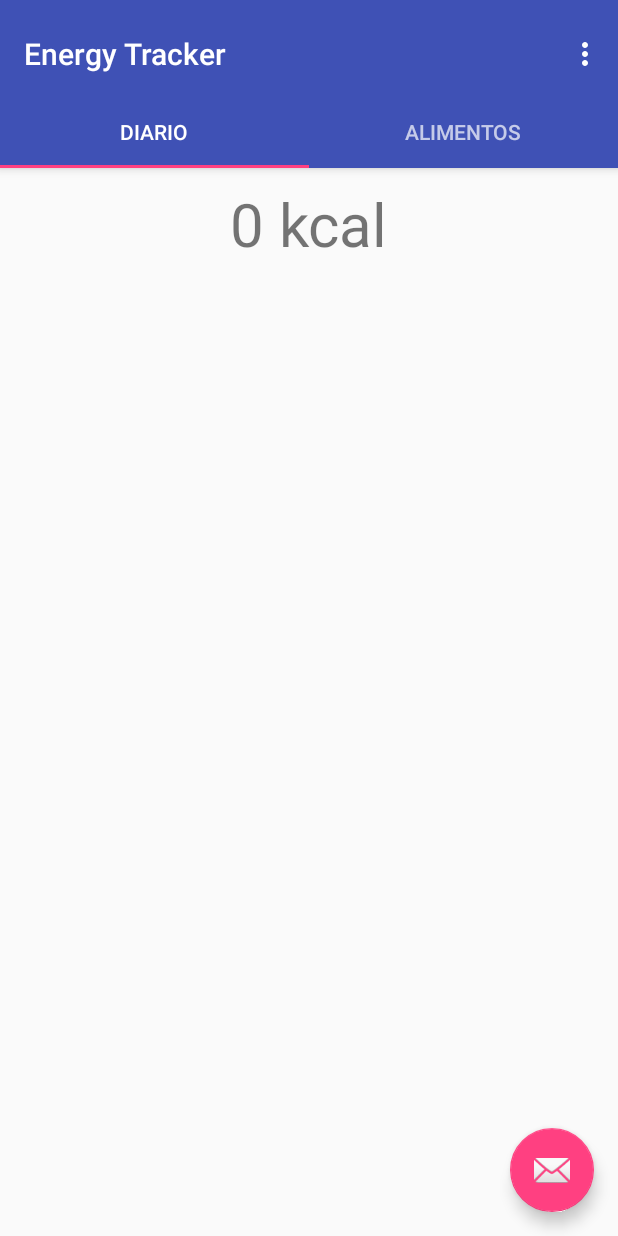
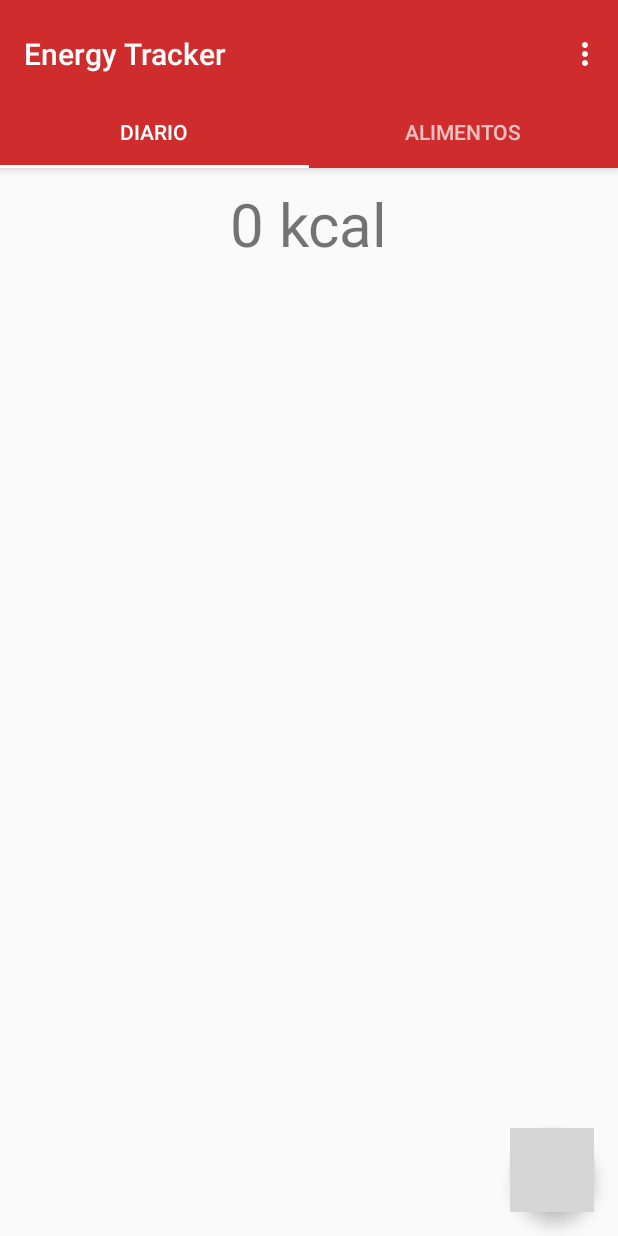
Before and after one commit to JoseGIC/LDM-2, an Android app: the screen it shows after launch (MainActivity), on a phone screen of 412 x 824 dp. Run offline under Robolectric (Android 15) with nearby library versions, the phone set to English and light mode, and no system bars; grey boxes are pictures that could not be loaded.

Commit message:
-Cambiado icono de añadir -Color de la app cambiado -Comprobación al crear alimentos

```diff
--- a/app/src/main/res/layout/activity_main.xml
+++ b/app/src/main/res/layout/activity_main.xml
@@ -32,7 +32,8 @@
         <android.support.design.widget.TabLayout
             android:id="@+id/tabs"
             android:layout_width="match_parent"
-            android:layout_height="wrap_content">
+            android:layout_height="wrap_content"
+            app:tabIndicatorColor="@color/colorWhite">
 
             <android.support.design.widget.TabItem
                 android:id="@+id/tabItem"
@@ -64,6 +65,6 @@
         android:layout_height="wrap_content"
         android:layout_gravity="end|bottom"
         android:layout_margin="@dimen/fab_margin"
-        app:srcCompat="@android:drawable/ic_dialog_email" />
+        app:srcCompat="@drawable/ic_fab" />
 
 </android.support.design.widget.CoordinatorLayout>
--- a/app/src/main/res/menu/menu_main.xml
+++ b/app/src/main/res/menu/menu_main.xml
@@ -5,9 +5,9 @@
     tools:context="com.jose.energytracker.MainActivity">
 
     <item
-        android:id="@+id/action_settings"
+        android:id="@+id/action_reset"
         android:orderInCategory="100"
-        android:title="@string/action_settings"
+        android:title="@string/action_reset"
         app:showAsAction="never" />
 
     <item
--- a/app/src/main/res/values/colors.xml
+++ b/app/src/main/res/values/colors.xml
@@ -1,6 +1,7 @@
 <?xml version="1.0" encoding="utf-8"?>
 <resources>
-    <color name="colorPrimary">#3F51B5</color>
-    <color name="colorPrimaryDark">#303F9F</color>
-    <color name="colorAccent">#FF4081</color>
+    <color name="colorPrimary">#cf2d2d</color>
+    <color name="colorPrimaryDark">#861d1d</color>
+    <color name="colorAccent">#cf2d2d</color>
+    <color name="colorWhite">#ffffff</color>
 </resources>
--- a/app/src/main/res/values/strings.xml
+++ b/app/src/main/res/values/strings.xml
@@ -2,10 +2,11 @@
     <string name="app_name">Energy Tracker</string>
     <string name="tab_text_1">Diario</string>
     <string name="tab_text_2">Alimentos</string>
-    <string name="action_settings">Ajustes</string>
+    <string name="action_reset">Reiniciar diario</string>
     <string name="action_help">Ayuda</string>
     <string name="text_total">kcal</string>
     <string name="kcal_totales">2300</string>
     <string name="hint_nombre">Nombre</string>
     <string name="hint_kcal">kcal</string>
+    <string name="reset_mensaje">Se borrarán todos los alimentos de la pestaña Diario y las calorías</string>
 </resources>
```
Also changed, not shown: app/src/main/java/com/jose/energytracker/FragmentOne.java (+10 -5 lines), app/src/main/java/com/jose/energytracker/FragmentTwo.java (+31 -9 lines), app/src/main/java/com/jose/energytracker/MainActivity.java (+20 -10 lines).
